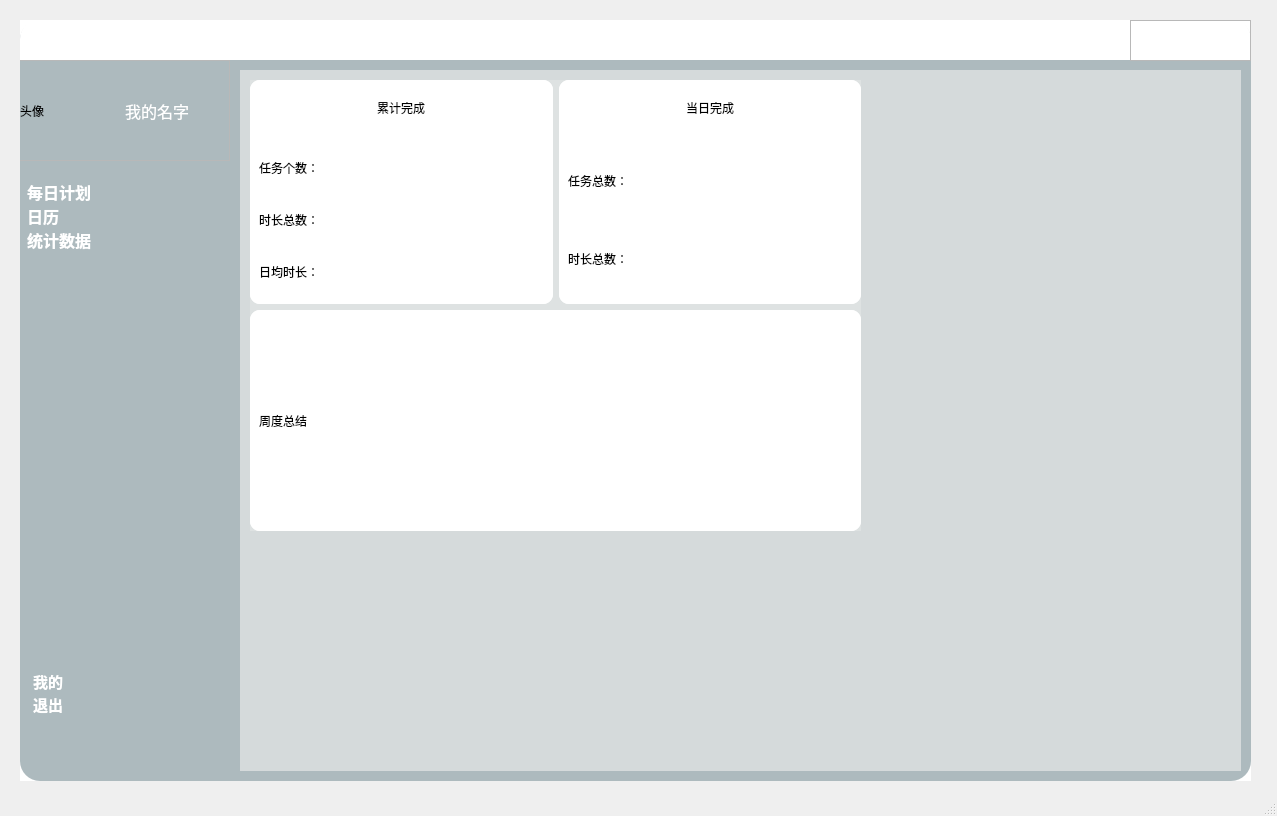
Before: the Qt Designer form frontend/main_interface.ui in AiDahanwen/BUAA_2024_Python_Project, drawn with Qt 5.
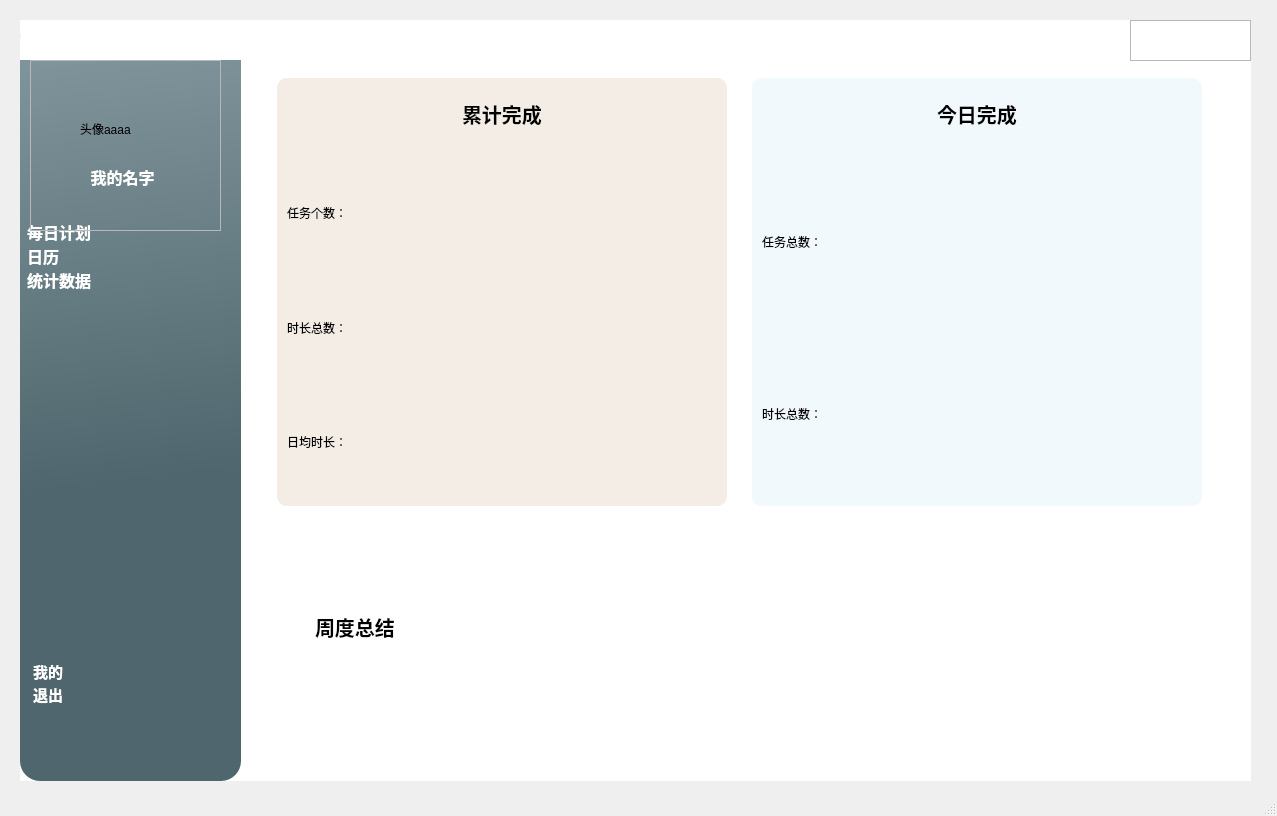
After: the same form once the commit is applied. The open tabs and pages were chosen to show the change. Icons and pictures are not drawn.

Commit message: frontend-modify mainInterface:finish datetime-cuzn

What changed in the file:
```diff
--- a/frontend/main_interface.ui
+++ b/frontend/main_interface.ui
@@ -10,18 +10,27 @@
     <height>816</height>
    </rect>
   </property>
+  <property name="font">
+   <font>
+    <family>微软雅黑</family>
+    <pointsize>12</pointsize>
+    <weight>75</weight>
+    <italic>false</italic>
+    <bold>true</bold>
+   </font>
+  </property>
   <property name="windowTitle">
    <string>MainWindow</string>
   </property>
   <property name="styleSheet">
-   <string notr="true">font: 75 12pt &quot;微软雅黑&quot;;</string>
+   <string notr="true"/>
   </property>
   <widget class="QWidget" name="centralwidget">
    <property name="font">
     <font>
      <family>微软雅黑</family>
      <pointsize>12</pointsize>
-     <weight>9</weight>
+     <weight>50</weight>
      <italic>false</italic>
      <bold>false</bold>
     </font>
@@ -57,64 +66,125 @@
      <property name="geometry">
       <rect>
        <x>220</x>
-       <y>50</y>
-       <width>1001</width>
-       <height>701</height>
+       <y>40</y>
+       <width>1011</width>
+       <height>721</height>
       </rect>
      </property>
      <property name="styleSheet">
-      <string notr="true">background-color: rgba(236, 236, 236, 100);</string>
+      <string notr="true">background-color: rgba(236, 236, 236, 0);</string>
      </property>
      <property name="currentIndex">
-      <number>1</number>
+      <number>0</number>
      </property>
      <widget class="QWidget" name="page_5">
-      <widget class="QPushButton" name="pushButton">
-       <property name="geometry">
-        <rect>
-         <x>120</x>
-         <y>190</y>
-         <width>54</width>
-         <height>41</height>
-        </rect>
-       </property>
-       <property name="styleSheet">
-        <string notr="true">border:none;</string>
-       </property>
-       <property name="text">
-        <string/>
-       </property>
-       <property name="icon">
-        <iconset resource="resource.qrc">
-         <normaloff>:/resource/icons/咖啡.png</normaloff>:/resource/icons/咖啡.png</iconset>
-       </property>
-       <property name="iconSize">
-        <size>
-         <width>50</width>
-         <height>50</height>
-        </size>
-       </property>
-      </widget>
       <widget class="QLabel" name="label">
        <property name="geometry">
         <rect>
-         <x>190</x>
-         <y>180</y>
-         <width>351</width>
-         <height>51</height>
+         <x>70</x>
+         <y>140</y>
+         <width>701</width>
+         <height>71</height>
         </rect>
        </property>
        <property name="minimumSize">
         <size>
-         <width>300</width>
-         <height>0</height>
+         <width>701</width>
+         <height>71</height>
         </size>
        </property>
+       <property name="maximumSize">
+        <size>
+         <width>701</width>
+         <height>71</height>
+        </size>
+       </property>
+       <property name="font">
+        <font>
+         <family>华文细黑</family>
+         <pointsize>20</pointsize>
+         <weight>75</weight>
+         <italic>false</italic>
+         <bold>true</bold>
+        </font>
+       </property>
        <property name="styleSheet">
-        <string notr="true">font: 75 16pt &quot;微软雅黑&quot;;</string>
+        <string notr="true">color: rgb(255, 255, 255);
+background-color: rgb(35, 65, 75);
+border-bottom-left-radius:20px;
+border-bottom-right-radius:20px;</string>
        </property>
        <property name="text">
-        <string>您好，欢迎开启美好的一天 :)</string>
+        <string>你好！欢迎开启美好的一天 (｡◕ ∀ ◕｡)</string>
+       </property>
+       <property name="alignment">
+        <set>Qt::AlignCenter</set>
+       </property>
+      </widget>
+      <widget class="QLabel" name="label_6">
+       <property name="geometry">
+        <rect>
+         <x>70</x>
+         <y>250</y>
+         <width>391</width>
+         <height>401</height>
+        </rect>
+       </property>
+       <property name="styleSheet">
+        <string notr="true">border-image: url(:/pictures/pictures/meme1.jpg);
+border-radius:20px;</string>
+       </property>
+       <property name="text">
+        <string/>
+       </property>
+      </widget>
+      <widget class="QLabel" name="label_time">
+       <property name="geometry">
+        <rect>
+         <x>70</x>
+         <y>20</y>
+         <width>701</width>
+         <height>131</height>
+        </rect>
+       </property>
+       <property name="font">
+        <font>
+         <family>Century Gothic</family>
+         <pointsize>38</pointsize>
+         <weight>50</weight>
+         <bold>false</bold>
+        </font>
+       </property>
+       <property name="styleSheet">
+        <string notr="true">color: rgb(255, 255, 255);
+background-color: rgb(35, 65, 75);
+border-top-left-radius:20px;
+border-top-right-radius:20px;</string>
+       </property>
+       <property name="text">
+        <string> 2024-07-25 01:37:21</string>
+       </property>
+       <property name="alignment">
+        <set>Qt::AlignCenter</set>
+       </property>
+      </widget>
+      <widget class="QListView" name="listView_3">
+       <property name="geometry">
+        <rect>
+         <x>130</x>
+         <y>140</y>
+         <width>591</width>
+         <height>4</height>
+        </rect>
+       </property>
+       <property name="maximumSize">
+        <size>
+         <width>16777215</width>
+         <height>4</height>
+        </size>
+       </property>
+       <property name="styleSheet">
+        <string notr="true">background-color: rgb(255, 255, 255);</string>
        </property>
       </widget>
      </widget>
@@ -621,8 +691,8 @@
         <rect>
          <x>10</x>
          <y>10</y>
-         <width>611</width>
-         <height>451</height>
+         <width>981</width>
+         <height>691</height>
         </rect>
        </property>
        <layout class="QHBoxLayout" name="horizontalLayout_6">
@@ -640,6 +710,21 @@
             <height>449</height>
            </size>
           </property>
+          <property name="font">
+           <font>
+            <family>微软雅黑</family>
+            <pointsize>11</pointsize>
+            <weight>9</weight>
+            <italic>false</italic>
+            <bold>false</bold>
+           </font>
+          </property>
+          <property name="styleSheet">
+           <string notr="true">background-color: rgb(238, 234, 225);
+font: 75 11pt &quot;微软雅黑&quot;;
+border-radius:20px;
+</string>
+          </property>
           <property name="gridVisible">
            <bool>true</bool>
           </property>
@@ -751,17 +836,24 @@
       </widget>
      </widget>
      <widget class="QWidget" name="page_3">
-      <widget class="QWidget" name="layoutWidget">
+      <widget class="QFrame" name="frame">
        <property name="geometry">
         <rect>
-         <x>10</x>
-         <y>10</y>
-         <width>611</width>
-         <height>451</height>
+         <x>0</x>
+         <y>0</y>
+         <width>1001</width>
+         <height>691</height>
         </rect>
        </property>
        <layout class="QVBoxLayout" name="verticalLayout_2">
         <item>
+         <widget class="QFrame" name="frame_22">
+          <property name="maximumSize">
+           <size>
+            <width>999</width>
+            <height>462</height>
+           </size>
+          </property>
          <layout class="QHBoxLayout" name="horizontalLayout_7">
           <property name="spacing">
            <number>6</number>
@@ -774,9 +866,18 @@
               <height>220</height>
              </size>
             </property>
+             <property name="maximumSize">
+              <size>
+               <width>450</width>
+               <height>430</height>
+              </size>
+             </property>
             <property name="styleSheet">
-             <string notr="true">background-color: rgb(255, 255, 255);
-border-radius:10px;</string>
+              <string notr="true">QFrame#frame_6{
+	background-color: rgba(241, 234, 226, 220);
+border-radius:10px;
+box-shadow:5px 5px 5px #888888;
+}</string>
             </property>
             <property name="frameShape">
              <enum>QFrame::StyledPanel</enum>
@@ -817,8 +918,16 @@
                <layout class="QHBoxLayout" name="horizontalLayout_13">
                 <item alignment="Qt::AlignHCenter">
                  <widget class="QLabel" name="label_14">
+                   <property name="font">
+                    <font>
+                     <family>微软雅黑</family>
+                     <pointsize>15</pointsize>
+                     <weight>75</weight>
+                     <bold>true</bold>
+                    </font>
+                   </property>
                   <property name="styleSheet">
-                   <string notr="true">font: 75 16pt &quot;微软雅黑&quot;;</string>
+                    <string notr="true"/>
                   </property>
                   <property name="text">
                    <string>累计完成</string>
@@ -833,7 +942,7 @@
                <property name="sizePolicy">
                 <sizepolicy hsizetype="Preferred" vsizetype="Expanding">
                  <horstretch>0</horstretch>
-                 <verstretch>3</verstretch>
+                  <verstretch>5</verstretch>
                 </sizepolicy>
                </property>
                <property name="frameShape">
@@ -874,13 +983,24 @@
            <widget class="QFrame" name="frame_7">
             <property name="minimumSize">
              <size>
-              <width>300</width>
+               <width>450</width>
               <height>220</height>
              </size>
             </property>
+             <property name="maximumSize">
+              <size>
+               <width>400</width>
+               <height>430</height>
+              </size>
+             </property>
             <property name="styleSheet">
-             <string notr="true">background-color: rgb(255, 255, 255);
-border-radius:10px;</string>
+              <string notr="true">QFrame#frame_7{
+	background-color: rgba(238, 247, 252, 200);
+
+	
+	
+border-radius:10px;
+}</string>
             </property>
             <property name="frameShape">
              <enum>QFrame::StyledPanel</enum>
@@ -921,11 +1041,20 @@
                <layout class="QHBoxLayout" name="horizontalLayout_14">
                 <item alignment="Qt::AlignHCenter">
                  <widget class="QLabel" name="label_15">
+                   <property name="font">
+                    <font>
+                     <family>微软雅黑</family>
+                     <pointsize>15</pointsize>
+                     <weight>75</weight>
+                     <italic>false</italic>
+                     <bold>true</bold>
+                    </font>
+                   </property>
                   <property name="styleSheet">
-                   <string notr="true">font: 75 16pt &quot;微软雅黑&quot;;</string>
+                    <string notr="true"/>
                   </property>
                   <property name="text">
-                   <string>当日完成</string>
+                    <string>今日完成</string>
                   </property>
                  </widget>
                 </item>
@@ -937,7 +1066,7 @@
                <property name="sizePolicy">
                 <sizepolicy hsizetype="Preferred" vsizetype="Preferred">
                  <horstretch>0</horstretch>
-                 <verstretch>3</verstretch>
+                  <verstretch>5</verstretch>
                 </sizepolicy>
                </property>
                <property name="frameShape">
@@ -968,17 +1097,30 @@
            </widget>
           </item>
          </layout>
+         </widget>
         </item>
         <item>
          <widget class="QFrame" name="frame_8">
+          <property name="sizePolicy">
+           <sizepolicy hsizetype="Preferred" vsizetype="Preferred">
+            <horstretch>0</horstretch>
+            <verstretch>0</verstretch>
+           </sizepolicy>
+          </property>
           <property name="minimumSize">
            <size>
             <width>609</width>
             <height>221</height>
            </size>
           </property>
+          <property name="maximumSize">
+           <size>
+            <width>1000</width>
+            <height>16777215</height>
+           </size>
+          </property>
           <property name="styleSheet">
-           <string notr="true">background-color: rgb(255, 255, 255);
+           <string notr="true">background-color: rgba(255, 255, 255, 0);
 border-radius:10px;</string>
           </property>
           <property name="frameShape">
@@ -1011,17 +1153,42 @@
                <verstretch>0</verstretch>
               </sizepolicy>
              </property>
+             <property name="maximumSize">
+              <size>
+               <width>930</width>
+               <height>16777215</height>
+              </size>
+             </property>
+             <property name="styleSheet">
+              <string notr="true">QFrame#frame_19{
+background-color: rgba(255, 255, 255, 220);
+}</string>
+             </property>
              <property name="frameShape">
               <enum>QFrame::StyledPanel</enum>
              </property>
              <property name="frameShadow">
               <enum>QFrame::Raised</enum>
              </property>
-             <layout class="QVBoxLayout" name="verticalLayout_9">
-              <item>
                <widget class="QLabel" name="label_16">
+              <property name="geometry">
+               <rect>
+                <x>40</x>
+                <y>80</y>
+                <width>101</width>
+                <height>51</height>
+               </rect>
+              </property>
+              <property name="font">
+               <font>
+                <family>微软雅黑</family>
+                <pointsize>15</pointsize>
+                <weight>75</weight>
+                <bold>true</bold>
+               </font>
+              </property>
                 <property name="styleSheet">
-                 <string notr="true">font: 75 13pt &quot;微软雅黑&quot;;</string>
+               <string notr="true"/>
                 </property>
                 <property name="text">
                  <string>周度总结</string>
@@ -1030,12 +1197,15 @@
                  <set>Qt::AlignLeading|Qt::AlignLeft|Qt::AlignVCenter</set>
                 </property>
                </widget>
-              </item>
-             </layout>
-            </widget>
-           </item>
-           <item>
             <widget class="QFrame" name="frame_20">
+              <property name="geometry">
+               <rect>
+                <x>210</x>
+                <y>0</y>
+                <width>694</width>
+                <height>221</height>
+               </rect>
+              </property>
              <property name="sizePolicy">
               <sizepolicy hsizetype="Preferred" vsizetype="Preferred">
                <horstretch>7</horstretch>
@@ -1049,6 +1219,7 @@
               <enum>QFrame::Raised</enum>
              </property>
             </widget>
+            </widget>
            </item>
           </layout>
          </widget>
@@ -1060,9 +1231,9 @@
       <widget class="QFrame" name="frame_17">
        <property name="geometry">
         <rect>
-         <x>20</x>
+         <x>30</x>
          <y>20</y>
-         <width>961</width>
+         <width>921</width>
          <height>651</height>
         </rect>
        </property>
@@ -1226,26 +1397,26 @@
      <property name="geometry">
       <rect>
        <x>0</x>
-       <y>160</y>
-       <width>231</width>
+       <y>200</y>
+       <width>221</width>
        <height>181</height>
       </rect>
      </property>
      <property name="font">
       <font>
        <family>微软雅黑</family>
-       <pointsize>12</pointsize>
-       <weight>9</weight>
+       <pointsize>22</pointsize>
+       <weight>75</weight>
        <italic>false</italic>
-       <bold>false</bold>
+       <bold>true</bold>
       </font>
      </property>
      <property name="styleSheet">
       <string notr="true">QListWidget#listWidget{
 border:none;
 background-color: rgba(255, 255, 255, 0);
-font:75 12pt &quot;微软雅黑&quot;;
 	color: rgb(255, 255, 255);
+
 }</string>
      </property>
      <property name="movement">
@@ -1313,7 +1484,7 @@
      <property name="geometry">
       <rect>
        <x>10</x>
-       <y>650</y>
+       <y>640</y>
        <width>211</width>
        <height>100</height>
       </rect>
@@ -1336,13 +1507,22 @@
        <height>100</height>
       </size>
      </property>
+     <property name="font">
+      <font>
+       <family>微软雅黑</family>
+       <pointsize>14</pointsize>
+       <weight>9</weight>
+       <italic>false</italic>
+       <bold>false</bold>
+      </font>
+     </property>
      <property name="layoutDirection">
       <enum>Qt::LeftToRight</enum>
      </property>
      <property name="styleSheet">
       <string notr="true">border:none;
 color: rgb(255, 255, 255);
-font: 75 12pt &quot;微软雅黑&quot;;
+font: 75 14pt &quot;微软雅黑&quot;;
 border-bottom-left:15px;
 background-color: rgba(255, 255, 255, 0);</string>
      </property>
@@ -1430,10 +1610,10 @@
     <widget class="QFrame" name="frame_21">
      <property name="geometry">
       <rect>
-       <x>-1</x>
+       <x>10</x>
        <y>40</y>
-       <width>211</width>
-       <height>101</height>
+       <width>191</width>
+       <height>171</height>
       </rect>
      </property>
      <property name="minimumSize">
@@ -1442,6 +1622,15 @@
        <height>80</height>
       </size>
      </property>
+     <property name="font">
+      <font>
+       <family>微软雅黑</family>
+       <pointsize>12</pointsize>
+       <weight>75</weight>
+       <italic>false</italic>
+       <bold>true</bold>
+      </font>
+     </property>
      <property name="styleSheet">
       <string notr="true"/>
      </property>
@@ -1451,62 +1640,60 @@
      <property name="frameShadow">
       <enum>QFrame::Raised</enum>
      </property>
-     <layout class="QHBoxLayout" name="horizontalLayout_4">
-      <property name="spacing">
-       <number>0</number>
-      </property>
-      <property name="leftMargin">
-       <number>0</number>
-      </property>
-      <property name="topMargin">
-       <number>0</number>
-      </property>
-      <property name="rightMargin">
-       <number>0</number>
-      </property>
-      <property name="bottomMargin">
-       <number>0</number>
-      </property>
-      <item>
-       <widget class="QLabel" name="label_avatar">
-        <property name="minimumSize">
-         <size>
-          <width>79</width>
-          <height>78</height>
-         </size>
-        </property>
-        <property name="text">
-         <string>头像</string>
-        </property>
-       </widget>
-      </item>
-      <item>
        <widget class="QLabel" name="label_user_name">
+      <property name="geometry">
+       <rect>
+        <x>12</x>
+        <y>86</y>
+        <width>161</width>
+        <height>61</height>
+       </rect>
+      </property>
         <property name="minimumSize">
          <size>
           <width>79</width>
-          <height>78</height>
+        <height>40</height>
          </size>
         </property>
         <property name="font">
          <font>
           <family>微软雅黑</family>
           <pointsize>12</pointsize>
-          <weight>9</weight>
+        <weight>75</weight>
           <italic>false</italic>
-          <bold>false</bold>
+        <bold>true</bold>
+        <underline>false</underline>
          </font>
         </property>
         <property name="styleSheet">
-         <string notr="true">font: 75 12pt &quot;微软雅黑&quot;;
-color: rgb(255, 255, 255);</string>
+       <string notr="true">color: rgb(255, 255, 255);</string>
         </property>
         <property name="text">
          <string>我的名字</string>
         </property>
-       </widget>
-      </item>
-     </layout>
+      <property name="alignment">
+       <set>Qt::AlignCenter</set>
+      </property>
+     </widget>
+     <widget class="QLabel" name="label_avatar">
+      <property name="geometry">
+       <rect>
+        <x>50</x>
+        <y>30</y>
+        <width>79</width>
+        <height>78</height>
+       </rect>
+      </property>
+      <property name="minimumSize">
+       <size>
+        <width>79</width>
+        <height>78</height>
+       </size>
+      </property>
+      <property name="text">
+       <string>头像aaaa</string>
+      </property>
+     </widget>
     </widget>
     <widget class="QFrame" name="frame_10">
      <property name="geometry">
@@ -1585,13 +1772,13 @@
       <rect>
        <x>0</x>
        <y>0</y>
-       <width>1231</width>
+       <width>221</width>
        <height>761</height>
       </rect>
      </property>
      <property name="styleSheet">
       <string notr="true">border-radius:20px;
-background-color: rgba(45, 79, 89, 100);
+background-color: qlineargradient(spread:pad, x1:0.425421, y1:0.609, x2:0.405, y2:0, stop:0 rgba(30, 60, 70, 200), stop:1 rgba(45, 79, 89, 150));
 </string>
      </property>
     </widget>
```
Lines whose indentation alone changed are shown as unchanged. The commit also changes 6 other files.
